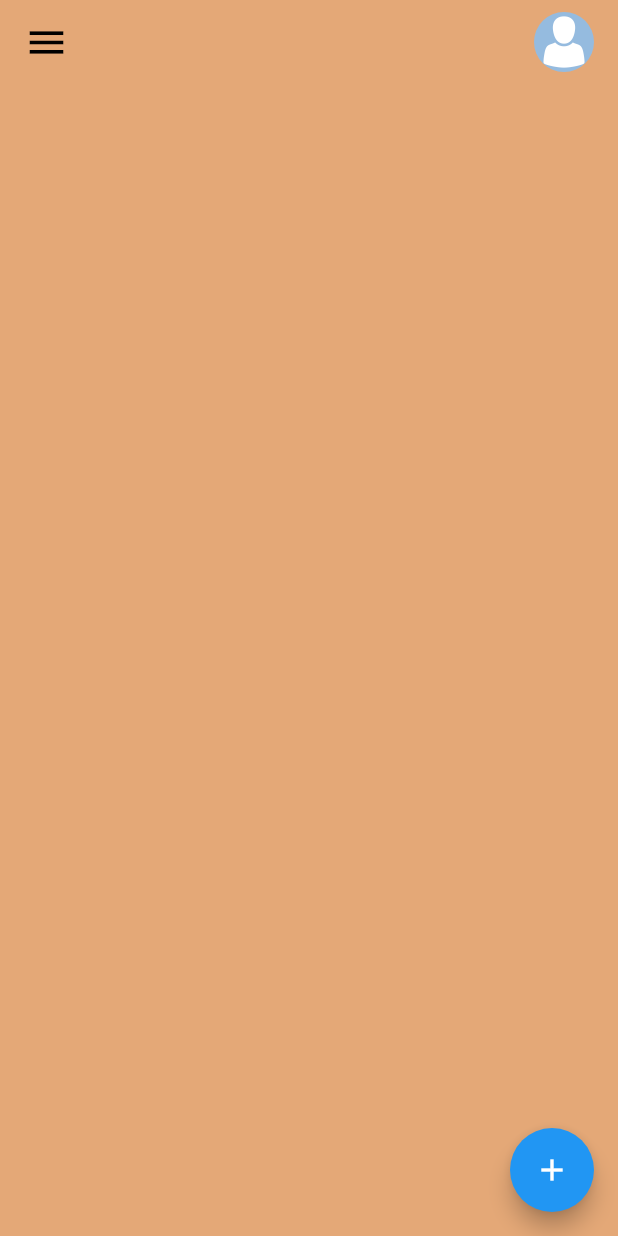
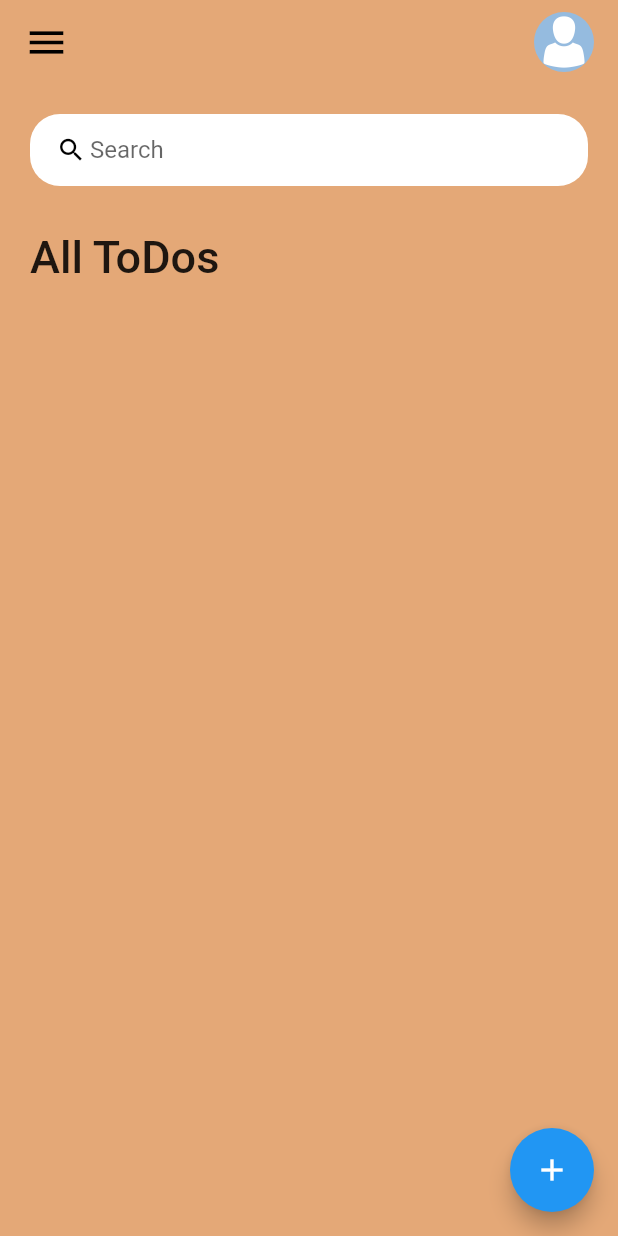
Before and after one commit to IeuanWyn/WhatsNext, a Flutter app: the screen it shows after launch, on a phone screen of 412 x 824 dp. Run offline on Flutter 3.47's test engine with Material 2 defaults, Android fonts, the phone set to English and light mode, and no system bars; our stand-ins replace calendar_date_picker2.

Commit message:
Adding in datetime, doesnt work

```diff
--- /dev/null
+++ b/lib/features/list/presentation/todo_screen/ToDoList.dart
@@ -0,0 +1,178 @@
+import 'package:calendar_date_picker2/calendar_date_picker2.dart';
+import 'package:flutter/material.dart';
+
+import '../../../../constants/colours.dart';
+import '../widget/search_box_custom.dart';
+import '../widget/todo_item.dart';
+
+class TodoList extends StatefulWidget {
+  const TodoList({super.key});
+
+  @override
+  _TodoListState createState() => _TodoListState();
+}
+
+class _TodoListState extends State<TodoList> {
+  final TextEditingController _textFieldController = TextEditingController();
+  final TextEditingController _dateFieldController = TextEditingController();
+  final List<Todo> _todoslist = <Todo>[];
+
+  List<DateTime?> _singleDatePickerValueWithDefaultValue = [
+    DateTime.now(),
+  ];
+
+  @override
+  Widget build(BuildContext context) {
+    return Scaffold(
+      backgroundColor: tdBGColour,
+      appBar: _buildAppBar(),
+      body: Container(
+        padding: const EdgeInsets.symmetric(horizontal: 20, vertical: 20),
+        child: Column(
+          children: [
+            const SearchBoxCustom(),
+            Expanded(
+              child: _buildListView(),
+            ),
+          ],
+        ),
+        /**/
+      ),
+      floatingActionButton: FloatingActionButton(
+          onPressed: () => _displayDialog(),
+          tooltip: 'Add Item',
+          child: const Icon(Icons.add)),
+    );
+  }
+
+  ListView _buildListView() {
+    return ListView(
+      children: [
+        Container(
+          margin: const EdgeInsets.only(top: 30, bottom: 15),
+          child: const Text(
+            "All ToDos",
+            style: TextStyle(fontSize: 30, fontWeight: FontWeight.w500),
+          ),
+        ),
+        for (Todo itTodo in _todoslist)
+          TodoItem(
+            todo: itTodo,
+            onTodoChanged: _handleTodoChange,
+            dueDate: itTodo.dueDate,
+          ),
+      ],
+    );
+  }
+
+  // Other functions
+  Future<void> _displayDialog() async {
+    return showDialog<void>(
+      context: context,
+      barrierDismissible: false, // user must tap button!
+      builder: (BuildContext context) {
+        return AlertDialog(
+          title: const Text('Add a new todo item'),
+          content: TextField(
+            controller: _textFieldController,
+            decoration: const InputDecoration(hintText: 'Type your new todo'),
+          ),
+          actions: <Widget>[
+            TextButton(
+              child: const Text('Add'),
+              onPressed: () {
+                Navigator.of(context).pop();
+                _addTodoItem(_textFieldController.text, DateTime.now());
+              },
+            ),
+          ],
+        );
+      },
+    );
+  }
+
+  Widget _buildDefaultSingleDatePickerWithValue() {
+    final config = CalendarDatePicker2Config(
+      selectedDayHighlightColor: Colors.amber[900],
+      weekdayLabels: ['Sun', 'Mon', 'Tue', 'Wed', 'Thu', 'Fri', 'Sat'],
+      weekdayLabelTextStyle: const TextStyle(
+        color: Colors.black87,
+        fontWeight: FontWeight.bold,
+      ),
+      firstDayOfWeek: 1,
+      controlsHeight: 50,
+      controlsTextStyle: const TextStyle(
+        color: Colors.black,
+        fontSize: 15,
+        fontWeight: FontWeight.bold,
+      ),
+      dayTextStyle: const TextStyle(
+        color: Colors.amber,
+        fontWeight: FontWeight.bold,
+      ),
+      disabledDayTextStyle: const TextStyle(
+        color: Colors.grey,
+      ),
+      selectableDayPredicate: (day) => !day
+          .difference(DateTime.now().subtract(const Duration(days: 3)))
+          .isNegative,
+    );
+
+    return Column(
+      mainAxisSize: MainAxisSize.min,
+      children: [
+        const SizedBox(height: 10),
+        const Text('Single Date Picker (With default value)'),
+        CalendarDatePicker2(
+          config: config,
+          value: _singleDatePickerValueWithDefaultValue,
+          onValueChanged: (dates) =>
+              setState(() => _singleDatePickerValueWithDefaultValue = dates),
+        ),
+        const SizedBox(height: 10),
+        const Row(
+          mainAxisSize: MainAxisSize.min,
+          children: const [
+            Text('Selection(s):  '),
+            SizedBox(width: 10),
+          ],
+        ),
+        const SizedBox(height: 25),
+      ],
+    );
+  }
+
+  void _addTodoItem(String name, DateTime date) {
+    setState(() {
+      _todoslist.add(Todo(name: name, checked: false, dueDate: date));
+    });
+    _textFieldController.clear();
+  }
+
+  void _handleTodoChange(Todo todo) {
+    setState(() {
+      todo.checked = !todo.checked;
+    });
+  }
+
+  AppBar _buildAppBar() {
+    return AppBar(
+      backgroundColor: tdBGColour,
+      elevation: 0,
+      title: Row(
+        mainAxisAlignment: MainAxisAlignment.spaceBetween,
+        children: [
+          const Icon(Icons.menu, color: tdBlack, size: 30),
+          SizedBox(
+            height: 40,
+            width: 40,
+            child: ClipRRect(
+              borderRadius: BorderRadius.circular(20),
+              child: Image.asset('assets/images/avatar.png'),
+            ),
+          )
+        ],
+      ),
+    );
+  }
+}
--- /dev/null
+++ b/lib/features/list/presentation/widget/search_box_custom.dart
@@ -0,0 +1,33 @@
+import 'package:flutter/material.dart';
+
+import '../../../../constants/colours.dart';
+
+class SearchBoxCustom extends StatelessWidget {
+  const SearchBoxCustom({
+    super.key,
+  });
+
+  @override
+  Widget build(BuildContext context) {
+    return Container(
+      padding: EdgeInsets.symmetric(horizontal: 15),
+      decoration: BoxDecoration(
+          color: Colors.white, borderRadius: BorderRadius.circular(20)),
+      child: const TextField(
+        decoration: InputDecoration(
+            contentPadding: EdgeInsets.all(0),
+            prefixIcon: Icon(
+              Icons.search,
+              color: tdBlack,
+              size: 20,
+            ),
+            prefixIconConstraints: BoxConstraints(
+              maxHeight: 20,
+              minWidth: 25,
+            ),
+            border: InputBorder.none,
+            hintText: 'Search'),
+      ),
+    );
+  }
+}
--- a/lib/src/features/list/presentation/widget/ToDoItem.dart
+++ b/lib/features/list/presentation/widget/todo_item.dart
@@ -1,19 +1,22 @@
 import 'package:flutter/material.dart';
 
 class Todo {
-  Todo({required this.name, required this.checked});
+  Todo({required this.name, required this.checked, required this.dueDate});
   final String name;
   bool checked;
+  final DateTime dueDate;
 }
 
 class TodoItem extends StatelessWidget {
   TodoItem({
     required this.todo,
     required this.onTodoChanged,
+    required this.dueDate,
   }) : super(key: ObjectKey(todo));
 
   final Todo todo;
   final onTodoChanged;
+  final DateTime dueDate;
 
   TextStyle? _getTextStyle(bool checked) {
     if (!checked) return null;
@@ -27,9 +30,17 @@ class TodoItem extends StatelessWidget {
   @override
   Widget build(BuildContext context) {
     return ListTile(
+      contentPadding: const EdgeInsets.symmetric(
+        horizontal: 20,
+        vertical: 5,
+      ),
+      tileColor: Colors.white,
       onTap: () {
         onTodoChanged(todo);
       },
+      shape: RoundedRectangleBorder(
+        borderRadius: BorderRadius.circular(20),
+      ),
       leading: CircleAvatar(
         child: Text(todo.name[0]),
       ),
--- a/lib/src/main.dart
+++ b/lib/main.dart
@@ -1,5 +1,5 @@
 import 'package:flutter/material.dart';
-import 'package:whats_next/src/features/list/presentation/todo_screen/ToDoList.dart';
+import 'package:whats_next/features/list/presentation/todo_screen/ToDoList.dart';
 
 void main() {
   runApp(const WhatsNextApp());
--- a/lib/src/features/list/presentation/todo_screen/ToDoList.dart
+++ /dev/null
@@ -1,96 +0,0 @@
-import 'package:flutter/material.dart';
-
-import '../../../../constants/colours.dart';
-import '../widget/ToDoItem.dart';
-
-class TodoList extends StatefulWidget {
-  const TodoList({super.key});
-
-  @override
-  _TodoListState createState() => _TodoListState();
-}
-
-class _TodoListState extends State<TodoList> {
-  final TextEditingController _textFieldController = TextEditingController();
-  final List<Todo> _todos = <Todo>[];
-
-  @override
-  Widget build(BuildContext context) {
-    return Scaffold(
-      backgroundColor: tdBGColour,
-      appBar: AppBar(
-        backgroundColor: tdBGColour,
-        elevation: 0,
-        title: Row(
-          mainAxisAlignment: MainAxisAlignment.spaceBetween,
-          children: [
-            Icon(Icons.menu, color: tdBlack, size: 30),
-            Container(
-              height: 40,
-              width: 40,
-              child: ClipRRect(
-                borderRadius: BorderRadius.circular(20),
-                child: Image.asset('assets/images/avatar.png'),
-              ),
-            )
-          ],
-        ),
-      ),
-      body: ListView(
-        padding: const EdgeInsets.all(20.0),
-        children: _todos.map((Todo todo) {
-          return Center(
-              child: SizedBox(
-            child: TodoItem(
-              todo: todo,
-              onTodoChanged: _handleTodoChange,
-            ),
-          ));
-        }).toList(),
-      ),
-      floatingActionButton: FloatingActionButton(
-          onPressed: () => _displayDialog(),
-          tooltip: 'Add Item',
-          child: const Icon(Icons.add)),
-    );
-  }
-
-  // Other functions
-  Future<void> _displayDialog() async {
-    return showDialog<void>(
-      context: context,
-      barrierDismissible: false, // user must tap button!
-      builder: (BuildContext context) {
-        return AlertDialog(
-          title: const Text('Add a new todo item'),
-          content: TextField(
-            controller: _textFieldController,
-            decoration: const InputDecoration(hintText: 'Type your new todo'),
-          ),
-          actions: <Widget>[
-            TextButton(
-              child: const Text('Add'),
-              onPressed: () {
-                Navigator.of(context).pop();
-                _addTodoItem(_textFieldController.text);
-              },
-            ),
-          ],
-        );
-      },
-    );
-  }
-
-  void _addTodoItem(String name) {
-    setState(() {
-      _todos.add(Todo(name: name, checked: false));
-    });
-    _textFieldController.clear();
-  }
-
-  void _handleTodoChange(Todo todo) {
-    setState(() {
-      todo.checked = !todo.checked;
-    });
-  }
-}
--- a/pubspec.yaml
+++ b/pubspec.yaml
@@ -30,6 +30,7 @@ environment:
 dependencies:
   flutter:
     sdk: flutter
+  calendar_date_picker2: ^0.5.2
 
 
   # The following adds the Cupertino Icons font to your application.
```
Also changed, not shown: lib/constants/colours.dart (renamed from lib/src/constants/colours.dart), 1 other file.
